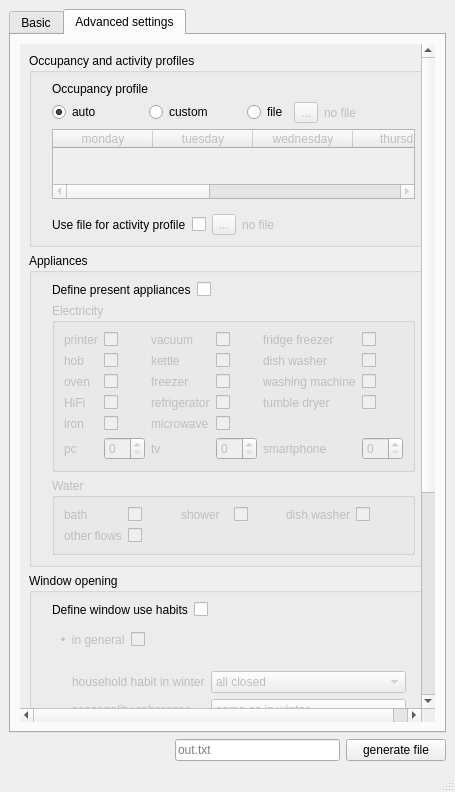
Old version of the form Corpus/GUI/layout.ui in the repository flol3622/EROB.
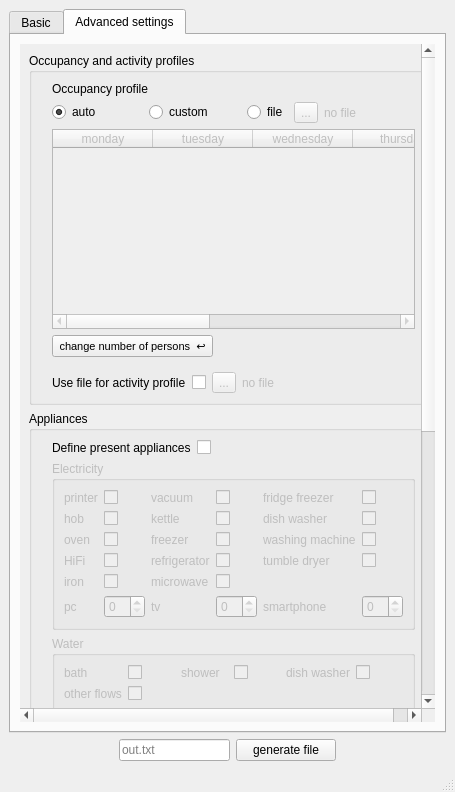
New version of the form. The open tabs and pages were chosen to show the change.

```diff
--- a/Corpus/GUI/layout.ui
+++ b/Corpus/GUI/layout.ui
@@ -542,7 +542,7 @@
              <x>0</x>
              <y>0</y>
              <width>396</width>
-             <height>971</height>
+             <height>1129</height>
             </rect>
            </property>
            <layout class="QVBoxLayout" name="verticalLayout_7">
@@ -630,10 +630,16 @@
                  <property name="enabled">
                   <bool>false</bool>
                  </property>
+                 <property name="minimumSize">
+                  <size>
+                   <width>0</width>
+                   <height>200</height>
+                  </size>
+                 </property>
                  <property name="maximumSize">
                   <size>
                    <width>16777215</width>
-                   <height>100</height>
+                   <height>16777215</height>
                   </size>
                  </property>
                  <column>
@@ -673,6 +679,24 @@
                  </column>
                 </widget>
                </item>
+               <item>
+                <widget class="QPushButton" name="goToNumPersons">
+                 <property name="sizePolicy">
+                  <sizepolicy hsizetype="Fixed" vsizetype="Fixed">
+                   <horstretch>0</horstretch>
+                   <verstretch>0</verstretch>
+                  </sizepolicy>
+                 </property>
+                 <property name="font">
+                  <font>
+                   <pointsize>8</pointsize>
+                  </font>
+                 </property>
+                 <property name="text">
+                  <string> change number of persons  ↩ </string>
+                 </property>
+                </widget>
+               </item>
                <item>
                 <layout class="QFormLayout" name="formLayout_9">
                  <property name="topMargin">
@@ -2200,6 +2224,19 @@
         </property>
        </widget>
       </item>
+      <item>
+       <spacer name="horizontalSpacer_2">
+        <property name="orientation">
+         <enum>Qt::Horizontal</enum>
+        </property>
+        <property name="sizeHint" stdset="0">
+         <size>
+          <width>40</width>
+          <height>20</height>
+         </size>
+        </property>
+       </spacer>
+      </item>
      </layout>
     </item>
    </layout>
```
Left out of the diff: 49 changed lines with no effect on the pictures.
